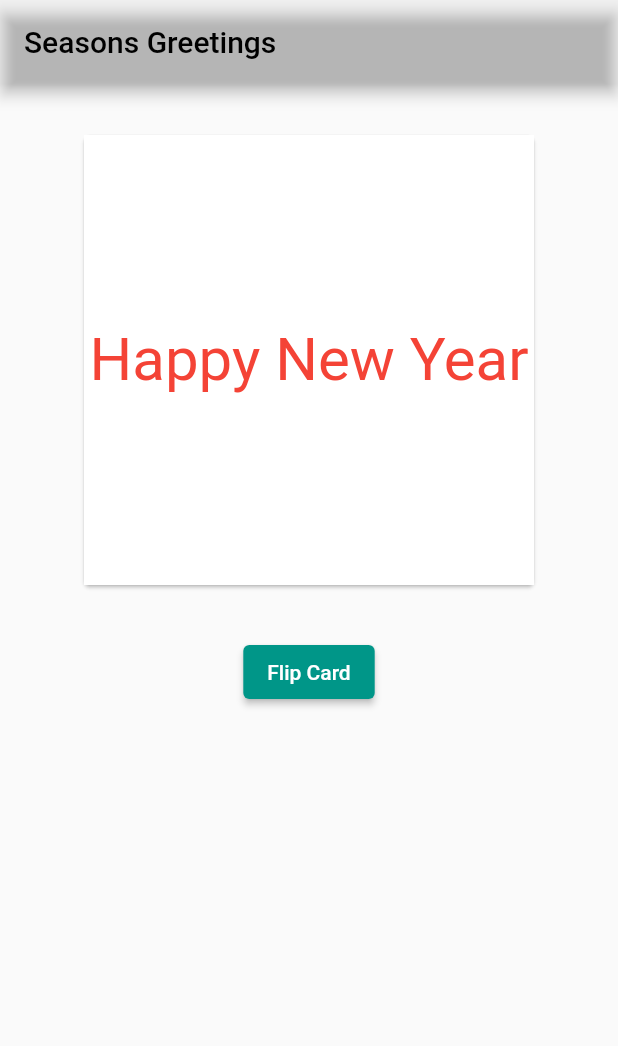
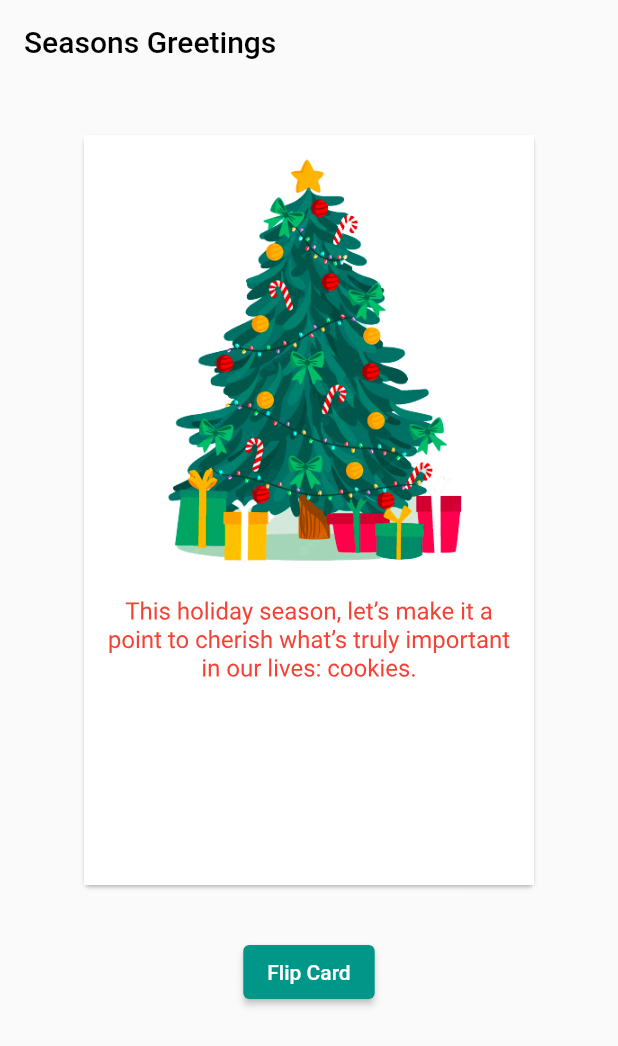
Before and after one commit to vikilinho/flipper, a Flutter app: the screen it shows after launch, after a tap on "Flip Card", on a phone screen of 412 x 824 dp. Shown: the top 1046 px of the screen. Run offline on Flutter 3.47's test engine with Material 2 defaults, Android fonts, the phone set to English and light mode, and no system bars.

Commit message:
generate random christmass messages

```diff
--- a/lib/views/homepage.dart
+++ b/lib/views/homepage.dart
@@ -15,15 +15,38 @@ class _HomePageState extends State<HomePage> with TickerProviderStateMixin {
   late AnimationController _controller;
   late Animation _animation;
   AnimationStatus _status = AnimationStatus.dismissed;
+  var randomMessage = "";
+  var messages = [
+    "This holiday season, let’s make it a point to cherish what’s truly important in our lives: cookies.",
+    "I told Santa you were good this year and sent him a link to your Pinterest board. Merry Christmas to you!"
+        "This Christmas, may your family be functional and all your batteries be included.",
+    "Merry Christmas! I put so much thought into your gift that now it's too late to get it."
+        "Please note: Christmas is canceled. Apparently, you told Santa you have been good this year … he died laughing.",
+    "Is it just me, or does Santa look younger every year?",
+    "Eat. Drink. Be Merry. Have a wonderful Christmas!",
+    "Christmas is the only time of year in which one can sit in front of a dead tree and eat candy out of socks. Enjoy!",
+    "May the Christmas Season bring only happiness and joy to you and your family.",
+    "The gift of love. The gift of peace. The gift of happiness. May all these be yours at Christmas.",
+    "Wishing you a season full of light and laughter for you and your family.",
+    "Best wishes for a joyous Christmas filled with love, happiness and prosperity!",
+  ];
+  var rng = Random();
 
   @override
   void initState() {
     //initialise the animation controller
+
     _controller =
         AnimationController(vsync: this, duration: const Duration(seconds: 1));
     _animation = Tween(end: 1.0, begin: 0.0).animate(_controller)
       ..addListener(() {
-        setState(() {});
+        setState(() {
+          int index = rng.nextInt(messages.length);
+
+// Get the item at the random index
+
+          randomMessage = (messages..shuffle()).first;
+        });
       })
       ..addStatusListener((status) {
         _status = status;
@@ -35,6 +58,7 @@ class _HomePageState extends State<HomePage> with TickerProviderStateMixin {
   Widget build(BuildContext context) {
     return Scaffold(
       appBar: AppBar(
+        elevation: 0,
         title: const Text(
           "Seasons Greetings",
           style: TextStyle(color: Colors.black),
@@ -51,7 +75,7 @@ class _HomePageState extends State<HomePage> with TickerProviderStateMixin {
           Transform(
               alignment: FractionalOffset.center,
               transform: Matrix4.identity()
-                ..setEntry(2, 1, 0.0015)
+                ..setEntry(3, 2, 0.0015)
                 ..rotateY(pi * _animation.value),
               child: Card(
                 child: _animation.value <= 0.5
@@ -75,7 +99,7 @@ class _HomePageState extends State<HomePage> with TickerProviderStateMixin {
                       )
                     : Container(
                         width: 300,
-                        height: 300,
+                        height: 500,
                         color: Colors.white,
                         child: Center(
                           child: Transform(
@@ -83,10 +107,19 @@ class _HomePageState extends State<HomePage> with TickerProviderStateMixin {
                             transform: Matrix4.identity()
                               ..setEntry(2, 1, 0.0015)
                               ..rotateY(pi * _animation.value),
-                            child: const Text(
-                              "Happy New Year",
-                              textAlign: TextAlign.center,
-                              style: TextStyle(fontSize: 40, color: Colors.red),
+                            child: Column(
+                              children: [
+                                Image.asset("images/tree2.png"),
+                                Padding(
+                                  padding: const EdgeInsets.all(8.0),
+                                  child: Text(
+                                    randomMessage,
+                                    textAlign: TextAlign.center,
+                                    style: TextStyle(
+                                        fontSize: 16, color: Colors.red),
+                                  ),
+                                ),
+                              ],
                             ),
                           ),
                         )),
```
Also changed, not shown: images/tree2.png (added).
